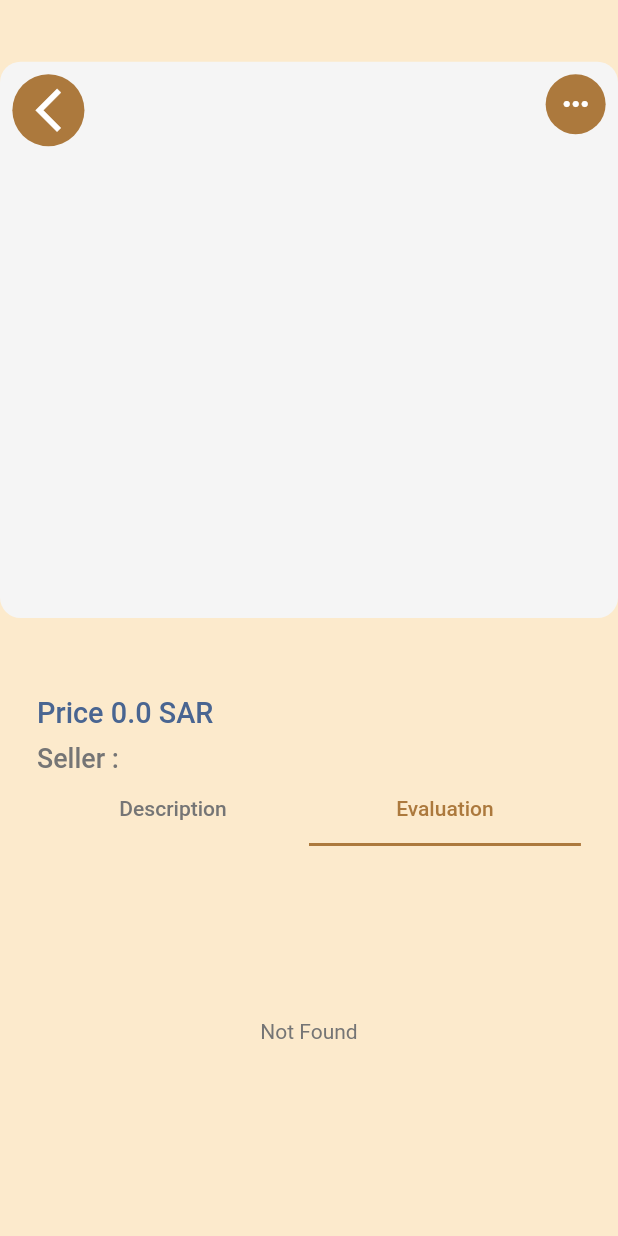
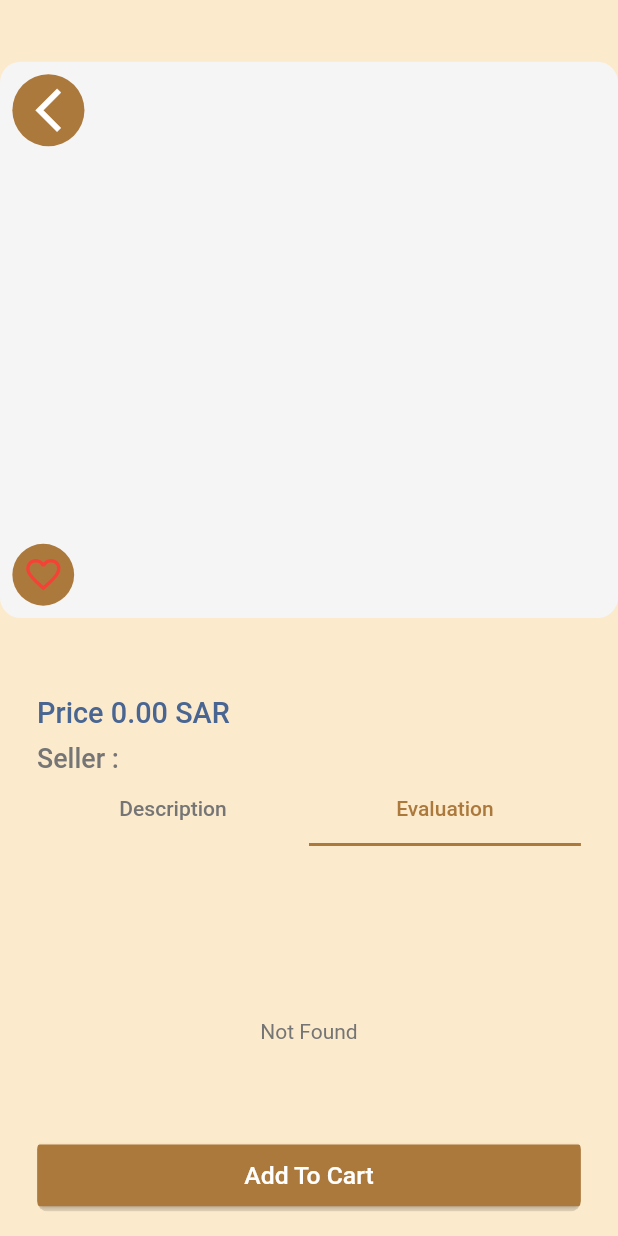
Before and after one commit to tatweer-programming/almasheed, a Flutter app: the DetailsProductScreen screen opened directly with empty values, on a phone screen of 412 x 824 dp. Run offline on Flutter 3.47's test engine with Material 3 defaults, Android fonts, the phone set to English and light mode, and no system bars; drawn by our look-alikes of carousel_slider; our stand-ins replace audioplayers, chat_bubbles, cloud_firestore, dartz, equatable, firebase_auth and 10 more; missing offline and left inert: my_fatoorah, record_mp3, responsive_navigation_bar; accounts and stored records are empty; network calls fail; statements that could not run were skipped.

Commit message:
handle_offers_ui

```diff
--- a/lib/authentication/presentation/screens/login_screen.dart
+++ b/lib/authentication/presentation/screens/login_screen.dart
@@ -45,7 +45,7 @@
                       mainAxisSize: MainAxisSize.min,
                       children: [
                         Text(
-                          "Welcome back to almasheed",
+                          "Welcome back to Almasheed",
                           style: TextStyle(
                               fontWeight: FontWeight.bold, fontSize: 16.sp),
                         ),
--- a/lib/chat/data/models/message.dart
+++ b/lib/chat/data/models/message.dart
@@ -1,5 +1,3 @@
-import 'dart:io';
-
 import 'package:cloud_firestore/cloud_firestore.dart';
 import 'package:equatable/equatable.dart';
 
--- a/lib/core/utils/constance_manager.dart
+++ b/lib/core/utils/constance_manager.dart
@@ -5,17 +5,23 @@
 
 class ConstantsManager {
   // static AppUser? appUser;
+  static AppUser? appUser = Customer(
+    cartItems: {},
+    favorites: [],
+    orders: [],
+    id: "oVtWmHhUWJcVfi7MT1GyVvANHIA2",
+    phone: "+2056520552",);
   static String? userId;
   static String? userType;
-  static AppUser? appUser = Merchant(
-      id: "oVtWmHhUWJcVfi7MT1GyVvANHIA2",
-      phone: "",
-      orders: [],
-      companyName: 'Ahmed',
-      city: '',
-      area: '',
-      registrationNumber: '',
-      productsIds: []);
+  // static AppUser? appUser = Merchant(
+  //     id: "oVtWmHhUWJcVfi7MT1GyVvANHIA2",
+  //     phone: "",
+  //     orders: [],
+  //     companyName: 'Ahmed',
+  //     city: 'Riyadh',
+  //     area: '',
+  //     registrationNumber: '',
+  //     productsIds: []);
   static final List<String> saudiCitiesArabic = [
     'الرياض',
     'جدة',
--- a/lib/main/data/data_source/main_remote_data_source.dart
+++ b/lib/main/data/data_source/main_remote_data_source.dart
@@ -57,7 +57,7 @@
           .collection("categories")
           .doc(product.productCategory);
       batch.set(products, product.toJson());
-      batch.set(bestSales, {product.productId.replaceAll(".", "*"): 0});
+      batch.update(bestSales, {product.productId.replaceAll(".", "*"): 0});
       batch.update(categories, {
         "productsIds": FieldValue.arrayUnion([product.productId])
       });
--- a/lib/main/view/screens/details_product.dart
+++ b/lib/main/view/screens/details_product.dart
@@ -185,13 +185,31 @@
           style: TextStyle(fontWeight: FontWeight.w600, fontSize: 17.sp),
         ),
         SizedBox(height: 1.h),
+        Row(
+          children: [
             Text(
-          "Price ${product.productOldPrice} SAR",
+              "Price ${product.productNewPrice.toStringAsFixed(2)} SAR",
               style: TextStyle(
                 fontWeight: FontWeight.w500,
                 fontSize: 14.sp,
                 color: const Color(0xff496591),
               ),
+            ),
+            SizedBox(
+              width: 2.w,
+            ),
+            if (product.productNewPrice != product.productOldPrice)
+              Expanded(
+                child: Text(
+                  "${product.productOldPrice.toStringAsFixed(2)} SAR",
+                  style: TextStyle(
+                      decoration: TextDecoration.lineThrough,
+                      fontWeight: FontWeight.w500,
+                      color: ColorManager.red,
+                      fontSize: 13.sp),
+                ),
+              ),
+          ],
         ),
         SizedBox(height: 1.h),
         Text(
--- a/lib/main/view/screens/home_page_screen.dart
+++ b/lib/main/view/screens/home_page_screen.dart
@@ -179,7 +179,7 @@
           padding: EdgeInsets.zero,
           shrinkWrap: true,
           physics: const NeverScrollableScrollPhysics(),
-          itemBuilder: (context, index) => merchantsWidget(
+          itemBuilder: (context, index) => merchantWidget(
             merchant: bloc.merchants[index],
             onTap: () => context.push(CategoryScreen(
               category: Category(
--- a/pubspec.yaml
+++ b/pubspec.yaml
@@ -43,7 +43,7 @@
   responsive_navigation_bar:
   carousel_slider:
   pin_code_fields:
-  fluttertoast:
+  fluttertoast: ^8.2.4
   image_picker:
   my_fatoorah:
 
```
Also changed, not shown: lib/main.dart (+21 -7 lines), lib/main/view/widgets/widgets.dart (+33 -17 lines), pubspec.lock. Lines whose indentation alone changed are shown as unchanged.
